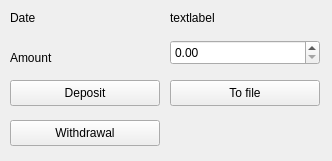
Before: the Qt Designer form mainwindow.ui in justinvanzyl/COS3711-Assignment2, drawn with Qt 5.
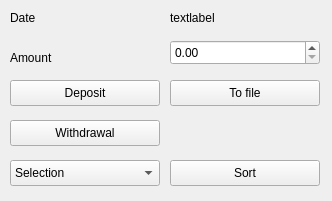
After: the same form once the commit is applied.

Commit message: implemented sorting in UI & linked it to sort strategy

```diff
--- a/mainwindow.ui
+++ b/mainwindow.ui
@@ -7,7 +7,7 @@
     <x>0</x>
     <y>0</y>
     <width>332</width>
-    <height>161</height>
+    <height>201</height>
    </rect>
   </property>
   <property name="windowTitle">
@@ -102,6 +102,39 @@
      <string>To file</string>
     </property>
    </widget>
+   <widget class="QPushButton" name="sortButton">
+    <property name="geometry">
+     <rect>
+      <x>170</x>
+      <y>160</y>
+      <width>150</width>
+      <height>26</height>
+     </rect>
+    </property>
+    <property name="text">
+     <string>Sort</string>
+    </property>
+   </widget>
+   <widget class="QComboBox" name="sortComboBox">
+    <property name="geometry">
+     <rect>
+      <x>10</x>
+      <y>160</y>
+      <width>150</width>
+      <height>26</height>
+     </rect>
+    </property>
+    <item>
+     <property name="text">
+      <string>Selection</string>
+     </property>
+    </item>
+    <item>
+     <property name="text">
+      <string>Insertion</string>
+     </property>
+    </item>
+   </widget>
   </widget>
  </widget>
  <resources/>
```
The commit also changes 10 other files.
